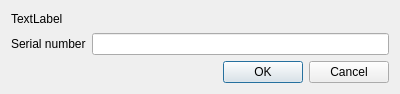
Before: the Qt Designer form app/ui/add_sn_diag.ui in davidsenoner/emec-drv-canopen-tester, drawn with Qt 5.
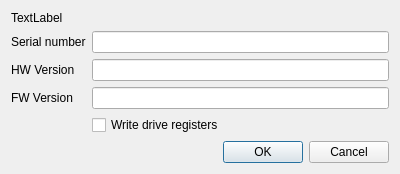
After: the same form once the commit is applied.

Commit message: feat: add widgets to add_sn_diag.ui dialog feat: make dialog always active (not only if sn management is active)

```diff
--- a/app/ui/add_sn_diag.ui
+++ b/app/ui/add_sn_diag.ui
@@ -7,7 +7,7 @@
     <x>0</x>
     <y>0</y>
     <width>400</width>
-    <height>94</height>
+    <height>163</height>
    </rect>
   </property>
   <property name="windowTitle">
@@ -23,13 +23,6 @@
    </item>
    <item>
     <layout class="QGridLayout" name="gridLayout_2">
-     <item row="0" column="0">
-      <widget class="QLabel" name="label_2">
-       <property name="text">
-        <string>Serial number</string>
-       </property>
-      </widget>
-     </item>
      <item row="0" column="1">
       <widget class="QLineEdit" name="led_serial_number">
        <property name="maxLength">
@@ -37,6 +30,40 @@
        </property>
       </widget>
      </item>
+     <item row="0" column="0">
+      <widget class="QLabel" name="label_2">
+       <property name="text">
+        <string>Serial number</string>
+       </property>
+      </widget>
+     </item>
+     <item row="2" column="0">
+      <widget class="QLabel" name="label_3">
+       <property name="text">
+        <string>FW Version</string>
+       </property>
+      </widget>
+     </item>
+     <item row="1" column="1">
+      <widget class="QLineEdit" name="led_hw_version"/>
+     </item>
+     <item row="1" column="0">
+      <widget class="QLabel" name="label">
+       <property name="text">
+        <string>HW Version</string>
+       </property>
+      </widget>
+     </item>
+     <item row="2" column="1">
+      <widget class="QLineEdit" name="led_fw_version"/>
+     </item>
+     <item row="3" column="1">
+      <widget class="QCheckBox" name="checkBox">
+       <property name="text">
+        <string>Write drive registers</string>
+       </property>
+      </widget>
+     </item>
     </layout>
    </item>
    <item>
```
The commit also changes 1 other file.
